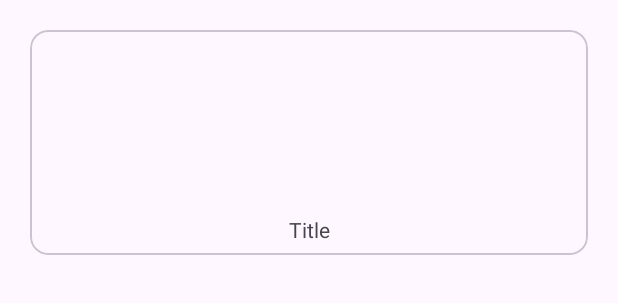
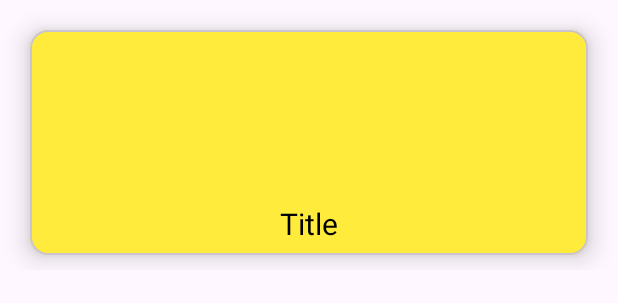
Before and after one commit to kayamustafa33/BusinessLife, an Android app: the layout recycler_topheadlines.xml on its own in the app's theme, with its tools: preview values and no code run, on a phone screen of 412 x 824 dp. Shown: the top 303 px of the screen. Run offline under Robolectric (Android 15) with nearby library versions, the phone set to English and light mode, and no system bars; network calls fail.

Commit message:
Updated some part

```diff
--- a/app/src/main/java/com/mobile/businesslife/fragments/TopHeadlinesFragment.kt
+++ b/app/src/main/java/com/mobile/businesslife/fragments/TopHeadlinesFragment.kt
@@ -41,7 +41,7 @@ class TopHeadlinesFragment : Fragment() {
 
     override fun onViewCreated(view: View, savedInstanceState: Bundle?) {
         super.onViewCreated(view, savedInstanceState)
-        binding.topHeadLinesRV.layoutManager = LinearLayoutManager(binding.root.context)
+        binding.topHeadLinesRV.layoutManager = LinearLayoutManager(binding.root.context,LinearLayoutManager.HORIZONTAL, false)
         loadTopHeadlinesData()
     }
 
--- a/app/src/main/res/layout/fragment_top_headlines.xml
+++ b/app/src/main/res/layout/fragment_top_headlines.xml
@@ -1,17 +1,16 @@
 <?xml version="1.0" encoding="utf-8"?>
 <LinearLayout
-    android:orientation="horizontal"
     xmlns:android="http://schemas.android.com/apk/res/android"
     xmlns:tools="http://schemas.android.com/tools"
     android:layout_width="match_parent"
     android:layout_height="match_parent"
-    tools:context=".fragments.TopHeadlinesFragment">
+    tools:context=".fragments.TopHeadlinesFragment"
+    android:orientation="horizontal">
 
     <androidx.recyclerview.widget.RecyclerView
         android:id="@+id/topHeadLinesRV"
         android:layout_width="match_parent"
         android:layout_height="match_parent"
-        android:orientation="horizontal"
         android:padding="3dp"/>
 
 </LinearLayout>
--- a/app/src/main/res/layout/recycler_topheadlines.xml
+++ b/app/src/main/res/layout/recycler_topheadlines.xml
@@ -1,16 +1,19 @@
 <?xml version="1.0" encoding="utf-8"?>
-<LinearLayout
-    xmlns:android="http://schemas.android.com/apk/res/android"
+<LinearLayout xmlns:android="http://schemas.android.com/apk/res/android"
     android:layout_width="match_parent"
     android:layout_height="wrap_content"
+    xmlns:app="http://schemas.android.com/apk/res-auto"
     android:orientation="horizontal">
 
     <com.google.android.material.card.MaterialCardView
         android:layout_width="match_parent"
         android:layout_marginStart="20dp"
         android:layout_marginEnd="20dp"
+        app:cardElevation="10dp"
+        android:layout_weight="0.6"
         android:layout_marginBottom="10dp"
         android:layout_height="150dp"
+        android:backgroundTint="#FFEB3B"
         android:layout_marginTop="20dp">
 
         <LinearLayout
@@ -31,6 +34,8 @@
                 android:layout_width="match_parent"
                 android:layout_height="wrap_content"
                 android:layout_margin="7dp"
+                android:textSize="20sp"
+                android:textColor="@color/black"
                 android:textAlignment="center"
                 android:text="Title"/>
 
```
